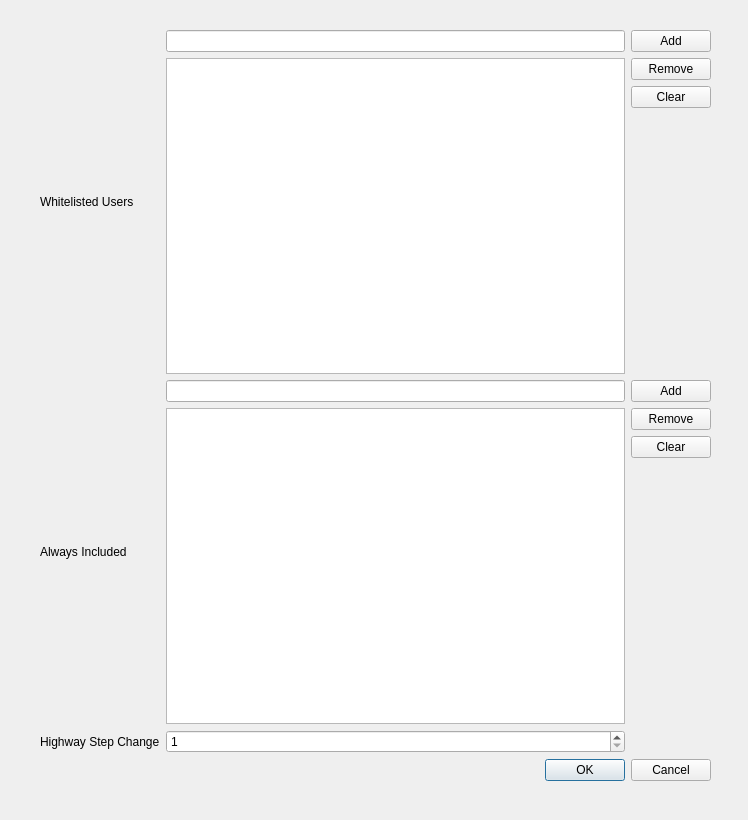
This is chameleon/qt/filter_config.ui in KaartGroup/Chameleon as Qt 5 draws it before an edit. The edited form follows.
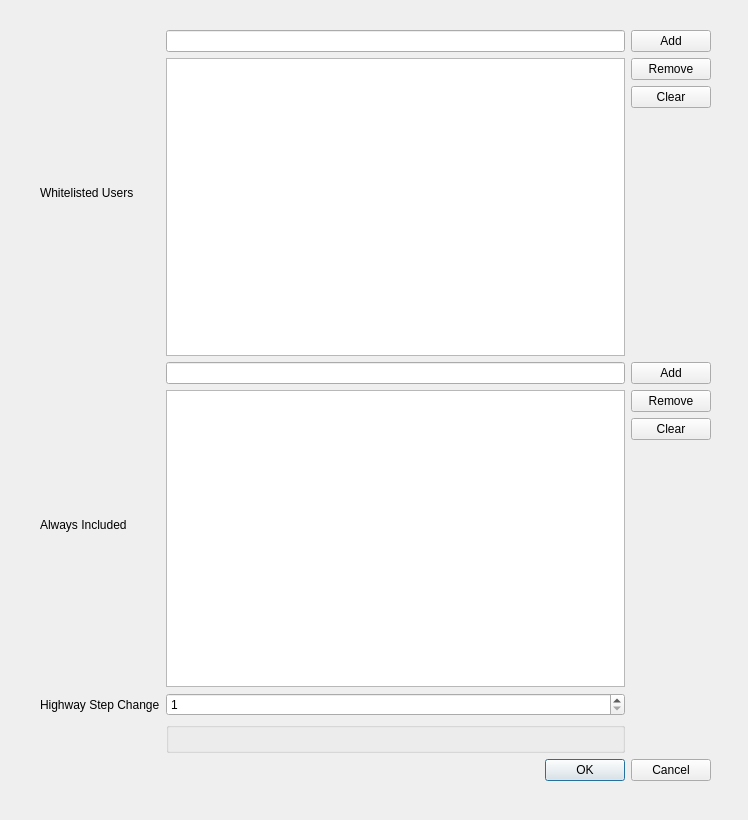
This is the edited form. Custom widgets are drawn as their Qt base class.

Commit message: Add groupbox and rowstretch properties

Patch:
```diff
--- a/chameleon/qt/filter_config.ui
+++ b/chameleon/qt/filter_config.ui
@@ -28,7 +28,7 @@
      <height>751</height>
     </rect>
    </property>
-   <layout class="QGridLayout" name="gridLayout">
+   <layout class="QGridLayout" name="gridLayout" rowstretch="0,0,0,1,0,0,0,1,0,0,0">
     <item row="8" column="0">
      <widget class="QLabel" name="highwayStepLabel">
       <property name="text">
@@ -50,7 +50,7 @@
       </property>
      </widget>
     </item>
-    <item row="9" column="0" colspan="3">
+    <item row="10" column="0" colspan="3">
      <widget class="QDialogButtonBox" name="buttonBox">
       <property name="standardButtons">
        <set>QDialogButtonBox::Cancel|QDialogButtonBox::Ok</set>
@@ -132,6 +132,11 @@
     <item row="0" column="1">
      <widget class="QLineEdit" name="whitelistLineEdit"/>
     </item>
+    <item row="9" column="1">
+     <widget class="QGroupBox" name="groupBox">
+      <layout class="QHBoxLayout" name="horizontalLayout"/>
+     </widget>
+    </item>
    </layout>
   </widget>
  </widget>
```
